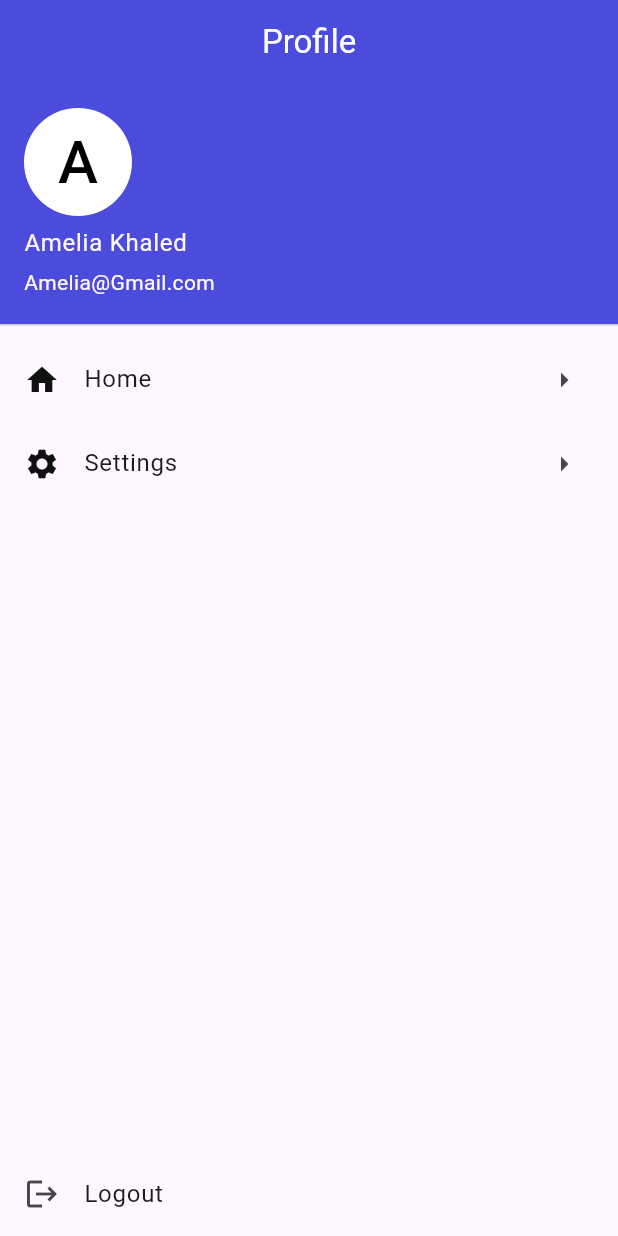
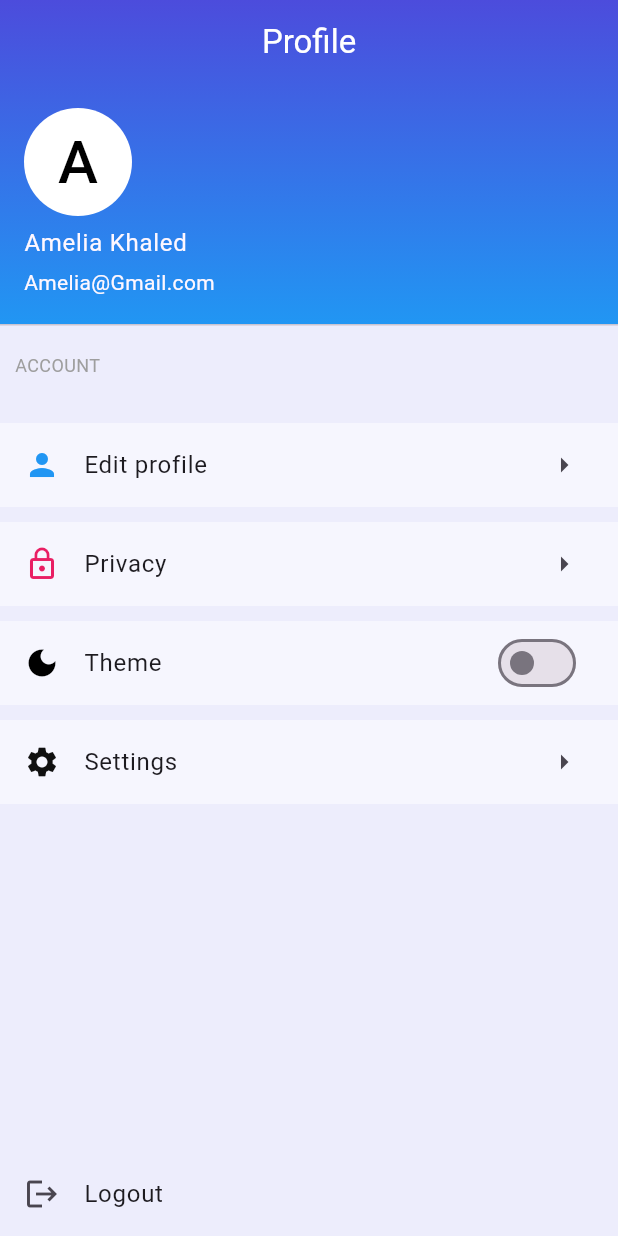
Before and after one commit to OmarHabeb/drugstore, a Flutter app: the profile screen opened directly, on a phone screen of 412 x 824 dp. Run offline on Flutter 3.47's test engine with Material 3 defaults, Android fonts, the phone set to English and light mode, and no system bars; our stand-ins replace flutter_screenutil, google_fonts, lottie; network calls fail; Roboto replaces fonts that are missing (Acme).

Commit message:
Profile-UI-Updates

```diff
--- a/lib/Screens/Doctor/DoctorsPage.dart
+++ b/lib/Screens/Doctor/DoctorsPage.dart
@@ -1,9 +1,7 @@
 
 import 'package:drugstore/Screens/Doctor/Doctor_details_page.dart';
 import 'package:drugstore/Widgets/data.dart';
-import 'package:flutter/cupertino.dart';
 import 'package:flutter/material.dart';
-import 'package:flutter/widgets.dart';
 import 'package:flutter_screenutil/flutter_screenutil.dart';
 
 class DoctorPage extends StatefulWidget {
@@ -21,6 +19,8 @@ class _DoctorPageState extends State<DoctorPage> {
       body: SingleChildScrollView(
         child: Column(
           children: [
+
+
             Container(
               width: double.infinity,
               height: 170,
--- a/lib/Screens/profile.dart
+++ b/lib/Screens/profile.dart
@@ -1,4 +1,5 @@
 import 'package:flutter/material.dart';
+import 'package:google_fonts/google_fonts.dart';
 
 class profile extends StatefulWidget {
   const profile({super.key});
@@ -8,18 +9,29 @@ class profile extends StatefulWidget {
 }
 
 class _profileState extends State<profile> {
+    bool theme = false;
+
   @override
   Widget build(BuildContext context) {
     return Scaffold(
 
+      backgroundColor:  Color(0XFFEDEDFC),
+
       extendBodyBehindAppBar: true,
-      appBar: AppBar(title: Text("Profile", style: TextStyle(color: Colors.white),),centerTitle: true, foregroundColor: Colors.white,
+      appBar: AppBar(
+        title: Text(
+          "Profile",
+          style: TextStyle(color: Colors.white),
+        ),
+        centerTitle: true,
+        foregroundColor: Colors.white,
         backgroundColor: Colors.transparent,
-
       ),
       body: Column(
+
+        crossAxisAlignment: CrossAxisAlignment.start,
         children: [
-          const UserAccountsDrawerHeader(
+           UserAccountsDrawerHeader(
             accountName: Text('Amelia Khaled'),
             accountEmail: Text('Amelia@Gmail.com'),
             currentAccountPicture: CircleAvatar(
@@ -30,26 +42,92 @@ class _profileState extends State<profile> {
               ),
             ),
             decoration: BoxDecoration(
-              color: Color.fromARGB(255, 76, 76, 220),
+
+              gradient: LinearGradient(
+                colors: [ Color.fromARGB(255, 76, 76, 220),Colors.blue],
+                begin: Alignment.topCenter,
+                end: Alignment.bottomCenter,
               ),
             ),
-          ListTile(
-            leading: const Icon(Icons.home, color: Color(0XFF101010),),
-            title: const Text('Home'),
+                     ),
+          Container(
+            padding: EdgeInsets.all(10),
+            child: Text("ACCOUNT", style: GoogleFonts.acme(
+            textStyle: TextStyle(fontSize: 12, color: Colors.grey),
+                    ),),
+          ),
+          SizedBox(height: 20),
+          Container(
+             decoration: BoxDecoration(
+              color: Colors.white.withOpacity(0.5),
+
+             ),
+            child: ListTile(
+              leading: const Icon(
+                Icons.person,
+                color: Colors.blue,
+              ),
+              title:  Text('Edit profile'),
               trailing: Icon(Icons.arrow_right),
-
               onTap: () {
                 Navigator.pop(context);
               },
             ),
-          ListTile(
-            leading: const Icon(Icons.settings, color: Color(0XFF101010)),
-            title: const Text('Settings'),
-            trailing: Icon(Icons.arrow_right, ),
 
+          ),
+           SizedBox(height: 10),
+          Container(
+            decoration: BoxDecoration(
+              color: Colors.white.withOpacity(0.5),
+            ),
+            child: ListTile(
+
+              leading: const Icon(Icons.lock_outline, color: Colors.pink),
+              title: const Text('Privacy'),
+              trailing: Icon(
+                Icons.arrow_right,
+              ),
               onTap: () {
                 Navigator.pop(context);
               },
+            ),
+          ),
+           SizedBox(height: 10),
+           Container(
+            decoration: BoxDecoration(
+              color: Colors.white.withOpacity(0.5),
+            ),
+            child: ListTile(
+
+              leading:  Icon(theme == false ?  Icons.dark_mode : Icons.light_mode, color: theme == false ? Colors.black : Colors.white),
+              title:  Text('Theme'),
+              trailing: Switch(value: theme, onChanged: (value) {
+
+                setState(() {
+                theme = !theme;
+
+                });
+              },),
+
+            ),
+          ),
+          SizedBox(height: 10),
+          Container(
+            decoration: BoxDecoration(
+              color: Colors.white.withOpacity(0.5),
+            ),
+
+            child: ListTile(
+
+              leading: const Icon(Icons.settings, color: Color(0XFF101010)),
+              title: const Text('Settings'),
+              trailing: Icon(
+                Icons.arrow_right,
+              ),
+              onTap: () {
+                Navigator.pop(context);
+              },
+            ),
           ),
           const Spacer(),
           ListTile(
@@ -61,8 +139,6 @@ class _profileState extends State<profile> {
           ),
         ],
       ),
-
-
     );
   }
 }
--- a/lib/main.dart
+++ b/lib/main.dart
@@ -13,11 +13,11 @@ class MyApp extends StatelessWidget {
   @override
   Widget build(BuildContext context) {
     return ScreenUtilInit(
-      designSize: Size(350, 850),
+      designSize: Size(400, 850),
       child: MaterialApp(
         title: 'Drugstore',
         debugShowCheckedModeBanner: false,
-        initialRoute: '/categories',
+        initialRoute: '/',
         routes: {
           '/': (context) => const LoginPage(),
           '/splash': (context) => const SplashScreenPage(),
--- a/pubspec.yaml
+++ b/pubspec.yaml
@@ -37,6 +37,7 @@ dependencies:
   cupertino_icons: ^1.0.6
   lottie: ^3.1.2
   flutter_screenutil: ^5.9.3
+  google_fonts: ^6.2.1
 
 dev_dependencies:
   flutter_test:
```
Also changed, not shown: lib/Screens/CategoriesPage.dart (+20 -15 lines), lib/Screens/Products/Home_page.dart (+3 -5 lines), Images/drownz.jpg (added), pubspec.lock, 1 other file. Lines whose indentation alone changed are shown as unchanged.
